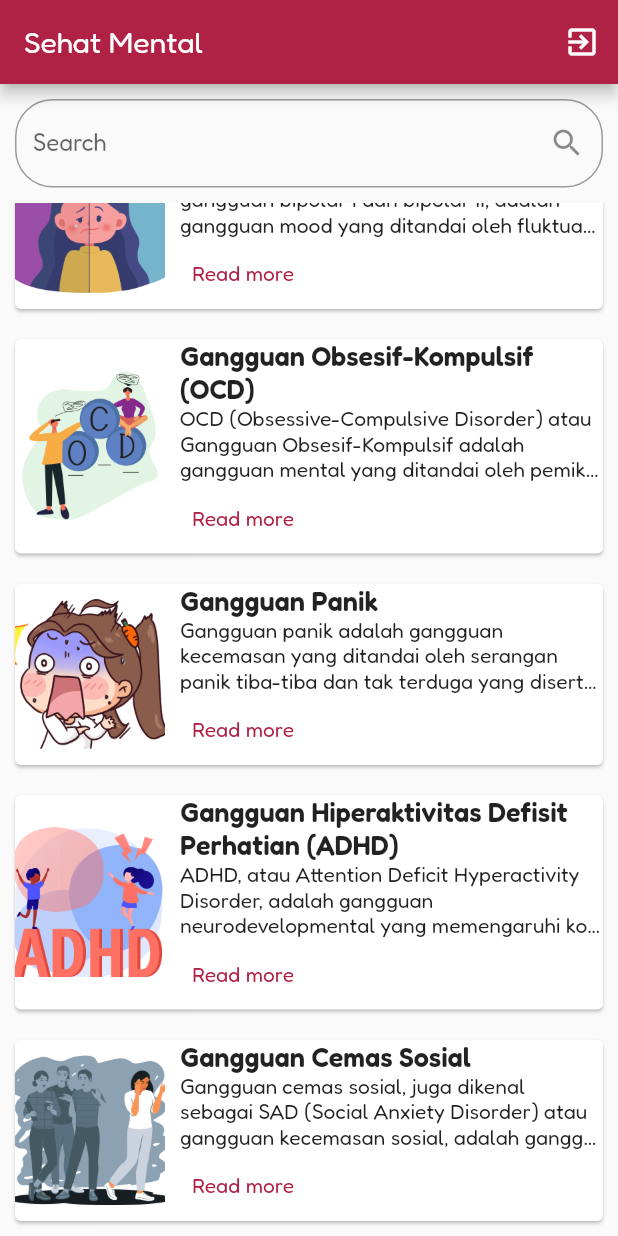
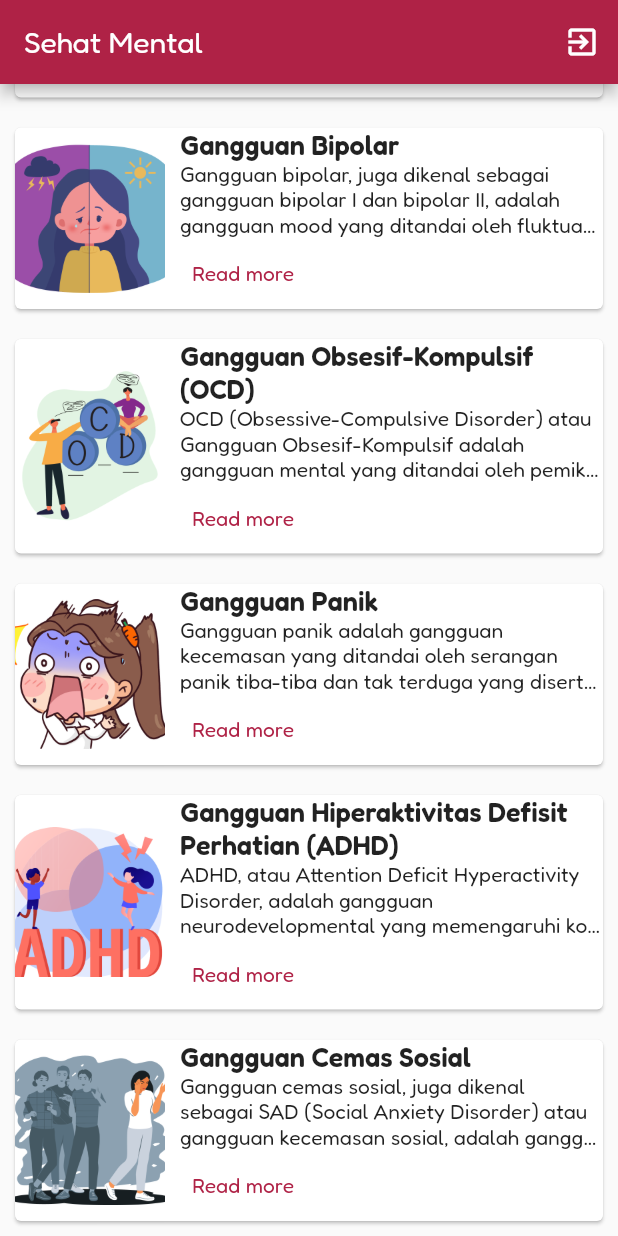
Before and after one commit to Jiiahhhh/Sehat-Mental, a Flutter app: the screen it shows after launch, scrolled down 787 dp, on a phone screen of 412 x 824 dp. Run offline on Flutter 3.47's test engine with Material 2 defaults, Android fonts, the phone set to English and light mode, and no system bars.

Commit message:
Fix Overflow

```diff
--- a/lib/homepage.dart
+++ b/lib/homepage.dart
@@ -25,7 +25,8 @@ class _HomePageState extends State<HomePage> {
           ),
         ],
       ),
-      body: Column(
+      body: ListView(
+        // Menggunakan ListView sebagai root
         children: [
           Padding(
             padding: const EdgeInsets.all(10),
@@ -48,8 +49,10 @@ class _HomePageState extends State<HomePage> {
               ),
             ),
           ),
-          Expanded(
-            child: ListView.builder(
+          ListView.builder(
+            shrinkWrap: true,
+            physics:
+                NeverScrollableScrollPhysics(), // Menghindari konflik dengan scroll utama
             itemCount: filteredSakit.length,
             itemBuilder: (context, index) {
               return Card(
@@ -94,8 +97,8 @@ class _HomePageState extends State<HomePage> {
                                 Navigator.push(
                                   context,
                                   MaterialPageRoute(
-                                      builder: (context) => DetailPage(
-                                          issue: filteredSakit[index]),
+                                    builder: (context) =>
+                                        DetailPage(issue: filteredSakit[index]),
                                   ),
                                 );
                               },
@@ -109,7 +112,6 @@ class _HomePageState extends State<HomePage> {
                 ),
               );
             },
-            ),
           ),
         ],
       ),
--- a/pubspec.yaml
+++ b/pubspec.yaml
@@ -19,7 +19,7 @@ publish_to: "none" # Remove this line if you wish to publish to pub.dev
 version: 1.0.0+1
 
 environment:
-  sdk: ">=3.1.0 <4.0.0"
+  sdk: ">=3.1.3 <4.0.0"
 
 # Dependencies specify other packages that your package needs in order to work.
 # To automatically upgrade your package dependencies to the latest versions
```
Also changed, not shown: pubspec.lock. Lines whose indentation alone changed are shown as unchanged.
